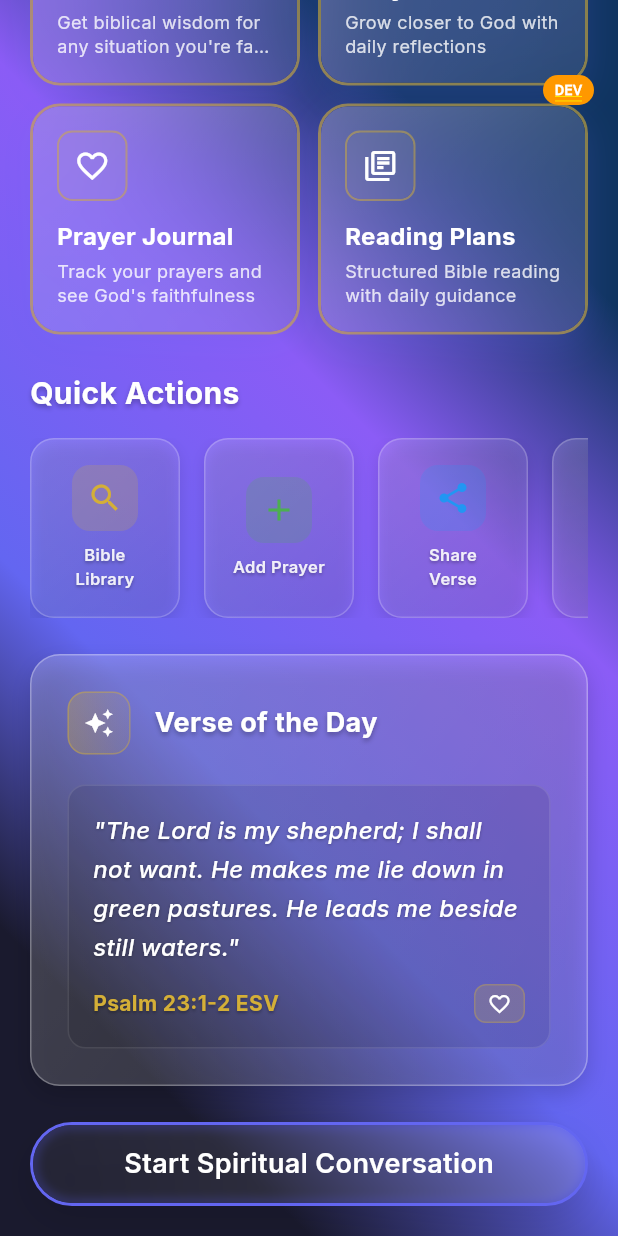
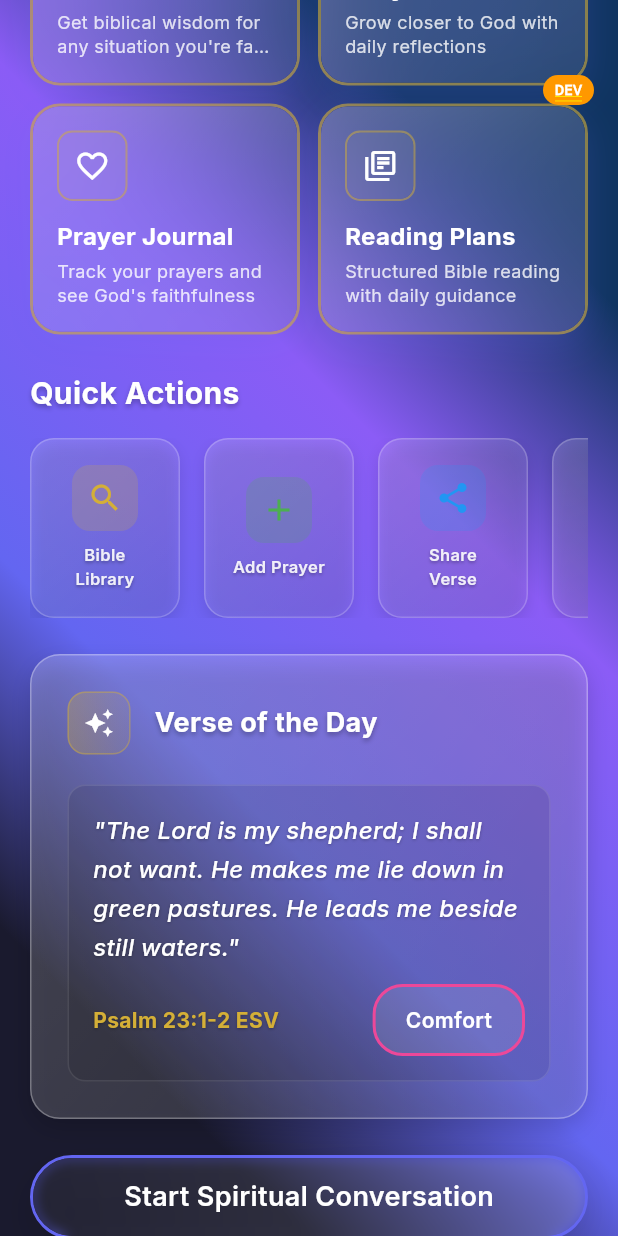
Before and after one commit to elev8tion/edc, a Flutter app: the HomeScreen screen opened by its route, scrolled down 344 dp, on a phone screen of 412 x 824 dp. Run offline on Flutter 3.47's test engine with Material 3 defaults, Android fonts, the phone set to English and light mode, and no system bars; drawn by our look-alikes of flutter_animate; our stand-ins replace connectivity_plus, flutter_local_notifications, flutter_riverpod, flutter_secure_storage, freezed_annotation, google_fonts and 3 more; accounts and stored records are empty; statements that could not run were skipped; project files that could hold a hidden picture were left out.

Commit message:
Apply CategoryBadge component throughout entire codebase
**Changes:**
- Added CategoryBadge to home screen's daily verse (showing "Comfort" category)
- Replaced custom difficulty badge Container in reading plan selection dialog with CategoryBadge
- Added CategoryBadge import to home_screen.dart

**Comprehensive Application:**
CategoryBadge is now consistently applied across the entire app:
✓ Verse library screen - verse category badges
✓ Prayer journal screen - prayer category badges
✓ Reading plan screen - difficulty badges (both detail view and selection dialog)
✓ Devotional screen - reading time badges
✓ Profile screen - achievement category badges
✓ Home screen - verse category badge

All category/theme/difficulty/tag displays now use the standardized CategoryBadge component for visual consistency.

🤖 Generated with [Claude Code](https://claude.com/claude-code)

Co-Authored-By: Claude <noreply@anthropic.com>

```diff
--- a/lib/screens/home_screen.dart
+++ b/lib/screens/home_screen.dart
@@ -7,6 +7,7 @@ import '../components/clear_glass_card.dart';
 import '../components/feature_card.dart';
 import '../components/glass_button.dart';
 import '../components/gradient_background.dart';
+import '../components/category_badge.dart';
 import '../core/navigation/app_routes.dart';
 
 class HomeScreen extends StatefulWidget {
@@ -708,21 +709,8 @@ class _HomeScreenState extends State<HomeScreen> {
                         ],
                       ),
                     ),
-                    Container(
-                      padding: const EdgeInsets.symmetric(horizontal: 8, vertical: 4),
-                      decoration: BoxDecoration(
-                        color: AppTheme.goldColor.withValues(alpha: 0.2),
-                        borderRadius: BorderRadius.circular(8),
-                        border: Border.all(
-                          color: AppTheme.goldColor.withValues(alpha: 0.3),
-                          width: 1,
-                        ),
-                      ),
-                      child: const Icon(
-                        Icons.favorite_border,
-                        color: Colors.white,
-                        size: 16,
-                      ),
+                    const CategoryBadge(
+                      text: 'Comfort',
                     ),
                   ],
                 ),
```
Also changed, not shown: lib/screens/reading_plan_screen.dart (+2 -17 lines).
